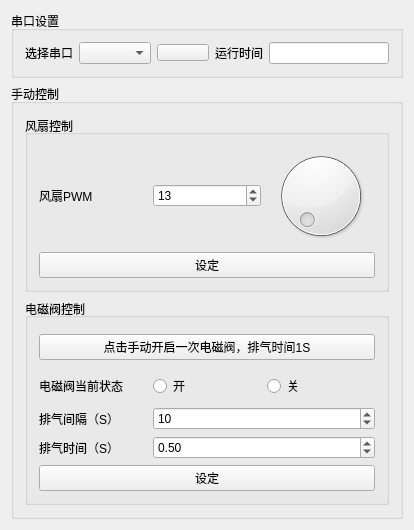
Above: mainwindow.ui from yas8086/ValveFanAdjust before the change. Below: the same form after it.
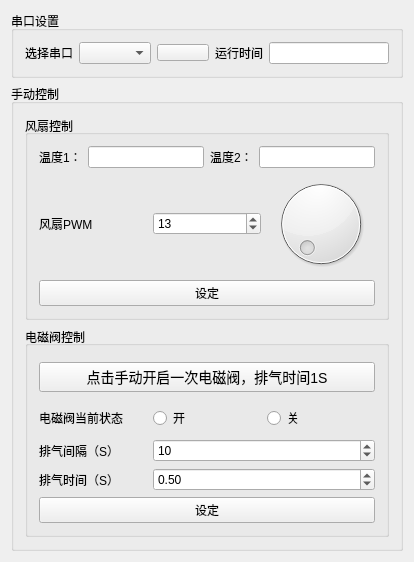
That is the form after the change. Icons and pictures are not drawn.

Commit message: 增加温度显示，完善通讯协议

The edit to the form file:
```diff
--- a/mainwindow.ui
+++ b/mainwindow.ui
@@ -7,7 +7,7 @@
     <x>0</x>
     <y>0</y>
     <width>407</width>
-    <height>437</height>
+    <height>481</height>
    </rect>
   </property>
   <property name="windowTitle">
@@ -135,7 +135,7 @@
           <bool>false</bool>
          </property>
          <layout class="QGridLayout" name="gridLayout_13">
-          <item row="0" column="0">
+          <item row="5" column="0">
            <layout class="QHBoxLayout" name="horizontalLayout_14">
             <item>
              <widget class="QLabel" name="label_23">
@@ -172,13 +172,37 @@
             </item>
            </layout>
           </item>
-          <item row="1" column="0">
+          <item row="6" column="0">
            <widget class="QPushButton" name="pushButtonSetPWM">
             <property name="text">
              <string>设定</string>
             </property>
            </widget>
           </item>
+          <item row="0" column="0">
+           <layout class="QHBoxLayout" name="horizontalLayout_3">
+            <item>
+             <widget class="QLabel" name="label_5">
+              <property name="text">
+               <string>温度1：</string>
+              </property>
+             </widget>
+            </item>
+            <item>
+             <widget class="QLineEdit" name="lineEditT1"/>
+            </item>
+            <item>
+             <widget class="QLabel" name="label_6">
+              <property name="text">
+               <string>温度2：</string>
+              </property>
+             </widget>
+            </item>
+            <item>
+             <widget class="QLineEdit" name="lineEditT2"/>
+            </item>
+           </layout>
+          </item>
          </layout>
         </widget>
        </item>
@@ -203,6 +227,9 @@
           </item>
           <item row="6" column="1" colspan="2">
            <widget class="QDoubleSpinBox" name="doubleSpinBoxValveTime">
+            <property name="maximum">
+             <double>3.000000000000000</double>
+            </property>
             <property name="singleStep">
              <double>0.100000000000000</double>
             </property>
@@ -224,7 +251,7 @@
              <number>1</number>
             </property>
             <property name="maximum">
-             <number>100</number>
+             <number>60</number>
             </property>
             <property name="value">
              <number>10</number>
@@ -272,6 +299,20 @@
             </property>
             <item>
              <widget class="QPushButton" name="pushButtonHandOn">
+              <property name="styleSheet">
+               <string notr="true">QPushButton {
+    font-size: 14px;
+}
+QPushButton:hover{
+	color: red;
+}
+//按钮禁止时的样式
+QPushButton:disabled{
+	color: blue;
+	border-color: brown;
+    background-color: aqua;
+}</string>
+              </property>
               <property name="text">
                <string>点击手动开启一次电磁阀，排气时间1S</string>
               </property>
```
Left out of the diff: 6 changed lines with no effect on the pictures. The commit also changes 16 other files.
